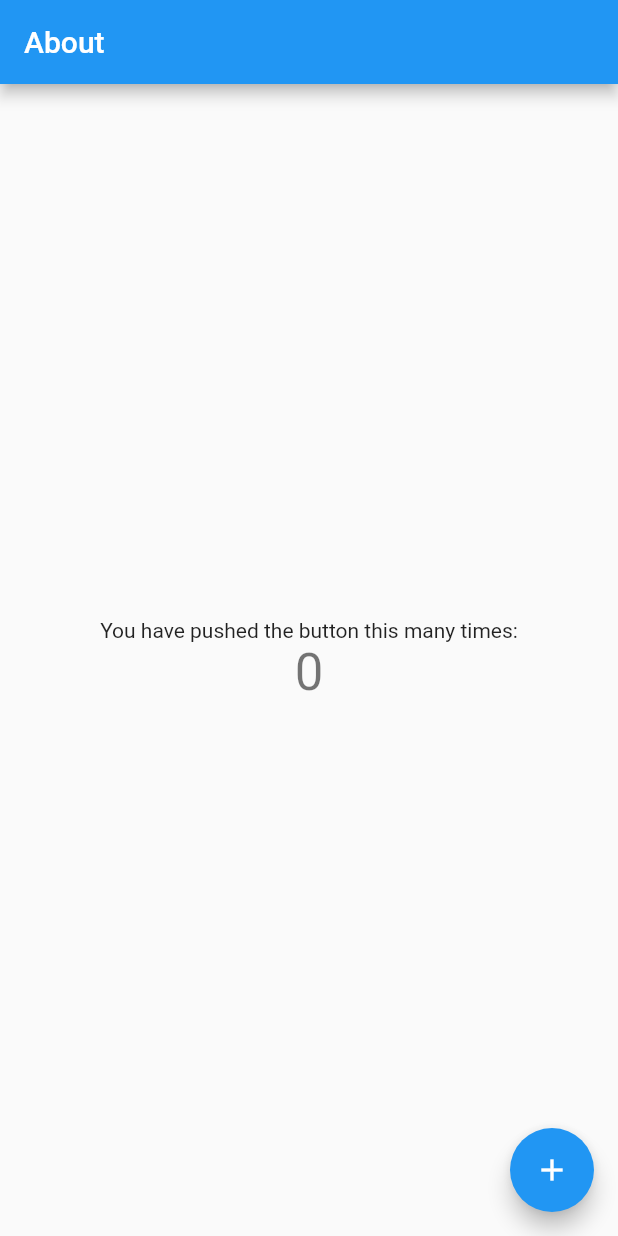
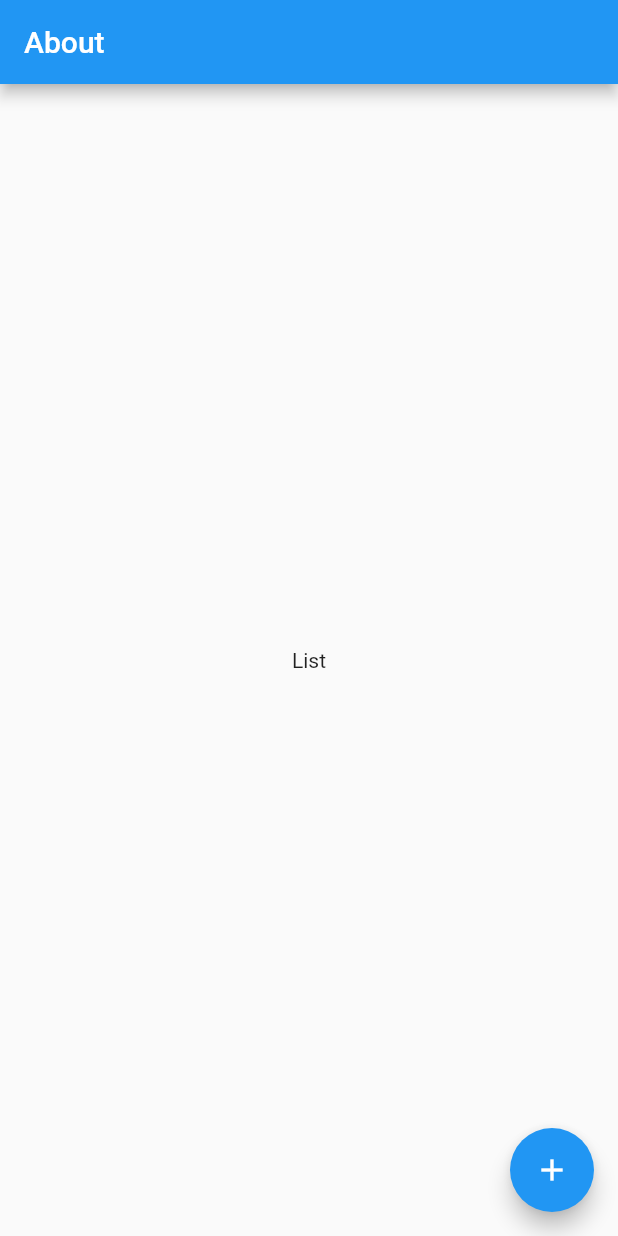
Before and after one commit to cyliong/list-module, a Flutter app: the screen it shows after launch, on a phone screen of 412 x 824 dp. Run offline on Flutter 3.47's test engine with Material 2 defaults, Android fonts, the phone set to English and light mode, and no system bars.

```diff
--- a/lib/main.dart
+++ b/lib/main.dart
@@ -26,14 +26,6 @@ class HomePage extends StatefulWidget {
 }
 
 class _HomePageState extends State<HomePage> {
-  int _counter = 0;
-
-  void _incrementCounter() {
-    setState(() {
-      _counter++;
-    });
-  }
-
   @override
   Widget build(BuildContext context) {
     return Scaffold(
@@ -45,17 +37,13 @@ class _HomePageState extends State<HomePage> {
           mainAxisAlignment: MainAxisAlignment.center,
           children: <Widget>[
             Text(
-              'You have pushed the button this many times:',
-            ),
-            Text(
-              '$_counter',
-              style: Theme.of(context).textTheme.headline4,
+              'List',
             ),
           ],
         ),
       ),
       floatingActionButton: FloatingActionButton(
-        onPressed: _incrementCounter,
+        onPressed: null,
         tooltip: 'Increment',
         child: Icon(Icons.add),
       ),
```
